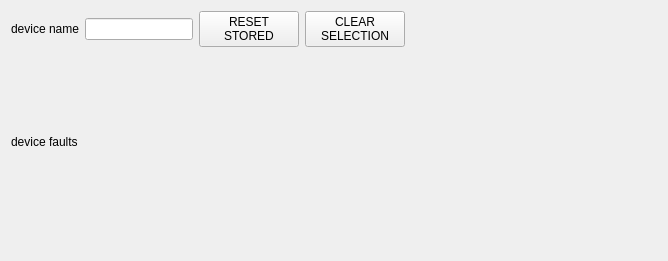
The window that ui/swiot/faultsdevice.ui (xsparc/scopy) describes before a commit, drawn with Qt 5.
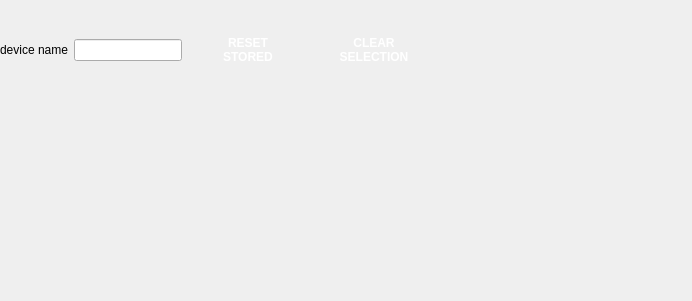
The same window after the commit.

Commit message: faults page working demo -- wip

Patch:
```diff
--- a/ui/swiot/faultsdevice.ui
+++ b/ui/swiot/faultsdevice.ui
@@ -6,16 +6,56 @@
    <rect>
     <x>0</x>
     <y>0</y>
-    <width>668</width>
-    <height>261</height>
+    <width>692</width>
+    <height>301</height>
    </rect>
   </property>
+  <property name="sizePolicy">
+   <sizepolicy hsizetype="Preferred" vsizetype="Minimum">
+    <horstretch>0</horstretch>
+    <verstretch>0</verstretch>
+   </sizepolicy>
+  </property>
   <property name="windowTitle">
    <string>Form</string>
   </property>
+  <property name="styleSheet">
+   <string notr="true"/>
+  </property>
   <layout class="QVBoxLayout" name="verticalLayout">
+   <property name="spacing">
+    <number>0</number>
+   </property>
+   <property name="leftMargin">
+    <number>0</number>
+   </property>
+   <property name="topMargin">
+    <number>0</number>
+   </property>
+   <property name="rightMargin">
+    <number>0</number>
+   </property>
+   <property name="bottomMargin">
+    <number>0</number>
+   </property>
    <item>
+    <widget class="QWidget" name="topWidget" native="true">
     <layout class="QHBoxLayout" name="horizontalLayout_2">
+      <property name="spacing">
+       <number>6</number>
+      </property>
+      <property name="leftMargin">
+       <number>0</number>
+      </property>
+      <property name="topMargin">
+       <number>9</number>
+      </property>
+      <property name="rightMargin">
+       <number>0</number>
+      </property>
+      <property name="bottomMargin">
+       <number>9</number>
+      </property>
      <item>
       <layout class="QHBoxLayout" name="horizontalLayout">
        <property name="sizeConstraint">
@@ -67,7 +107,17 @@
         </size>
        </property>
        <property name="styleSheet">
-        <string notr="true">QPushButton { 	height: 30px; 	font-weight: normal; 	font-style: normal; 	text-align: center; }</string>
+         <string notr="true">QPushButton {
+  width: 80px;
+  height: 40px;
+  border-radius: 4px;
+  color: white;
+  
+  font-weight: bold;
+
+  padding-left: 20px;
+  padding-right: 20px;
+}</string>
        </property>
        <property name="text">
         <string>RESET
@@ -93,7 +143,25 @@
         </size>
        </property>
        <property name="styleSheet">
-        <string notr="true">QPushButton { 	height: 30px; 	font-weight: normal; 	font-style: normal; 	text-align: center; }</string>
+         <string notr="true">QPushButton[deb=true]
+{
+	height: 30px;
+	font-weight: normal;
+	font-style: normal;
+	text-align: center;
+}
+
+QPushButton {
+  width: 80px;
+  height: 40px;
+  border-radius: 4px;
+  color: white;
+  
+  font-weight: bold;
+
+  padding-left: 20px;
+  padding-right: 20px;
+}</string>
        </property>
        <property name="text">
         <string>CLEAR
@@ -108,67 +176,85 @@
        </property>
        <property name="sizeHint" stdset="0">
         <size>
-         <width>40</width>
+          <width>217</width>
          <height>20</height>
         </size>
        </property>
       </spacer>
      </item>
     </layout>
+    </widget>
    </item>
    <item>
-    <layout class="QHBoxLayout" name="horizontalLayout_7">
+    <widget class="QWidget" name="faults_container" native="true">
+     <layout class="QHBoxLayout" name="horizontalLayout_3">
+      <property name="spacing">
+       <number>0</number>
+      </property>
+      <property name="leftMargin">
+       <number>0</number>
+      </property>
+      <property name="topMargin">
+       <number>0</number>
+      </property>
+      <property name="rightMargin">
+       <number>0</number>
+      </property>
+      <property name="bottomMargin">
+       <number>0</number>
+      </property>
      <item>
-      <widget class="QLabel" name="faults_explanation">
+       <widget class="QWidget" name="faults_widget" native="true">
        <property name="sizePolicy">
-        <sizepolicy hsizetype="Preferred" vsizetype="Minimum">
+         <sizepolicy hsizetype="Expanding" vsizetype="Minimum">
          <horstretch>0</horstretch>
          <verstretch>0</verstretch>
         </sizepolicy>
        </property>
-       <property name="text">
-        <string>device faults</string>
-       </property>
-      </widget>
-     </item>
-     <item>
-      <spacer name="horizontalSpacer_3">
-       <property name="orientation">
-        <enum>Qt::Horizontal</enum>
-       </property>
-       <property name="sizeHint" stdset="0">
+        <property name="minimumSize">
         <size>
-         <width>40</width>
-         <height>20</height>
-        </size>
-       </property>
-      </spacer>
-     </item>
-    </layout>
-   </item>
-   <item>
-    <layout class="QHBoxLayout" name="horizontalLayout_5">
-     <item>
+          <width>100</width>
+          <height>50</height>
+         </size>
+        </property>
+        <property name="styleSheet">
+         <string notr="true"/>
+        </property>
       <layout class="QHBoxLayout" name="faults_layout">
+         <property name="spacing">
+          <number>0</number>
+         </property>
        <property name="sizeConstraint">
-        <enum>QLayout::SetFixedSize</enum>
-       </property>
-      </layout>
+          <enum>QLayout::SetDefaultConstraint</enum>
+         </property>
+         <property name="leftMargin">
+          <number>0</number>
+         </property>
+         <property name="topMargin">
+          <number>0</number>
+         </property>
+         <property name="rightMargin">
+          <number>0</number>
+         </property>
+         <property name="bottomMargin">
+          <number>0</number>
+         </property>
+        </layout>
+       </widget>
+      </item>
+     </layout>
+    </widget>
      </item>
      <item>
-      <spacer name="horizontalSpacer_6">
-       <property name="orientation">
-        <enum>Qt::Horizontal</enum>
-       </property>
-       <property name="sizeHint" stdset="0">
-        <size>
-         <width>40</width>
-         <height>20</height>
-        </size>
-       </property>
-      </spacer>
-     </item>
-    </layout>
+    <widget class="QWidget" name="faults_explanation" native="true">
+     <property name="sizePolicy">
+      <sizepolicy hsizetype="Preferred" vsizetype="Minimum">
+       <horstretch>0</horstretch>
+       <verstretch>0</verstretch>
+      </sizepolicy>
+     </property>
+     <layout class="QVBoxLayout" name="faults_explanations_layout"/>
+    </widget>
    </item>
   </layout>
  </widget>
```
Left out of the diff: 6 changed lines with no effect on the pictures. Lines whose indentation alone changed are shown as unchanged. The commit also changes 23 other files.
